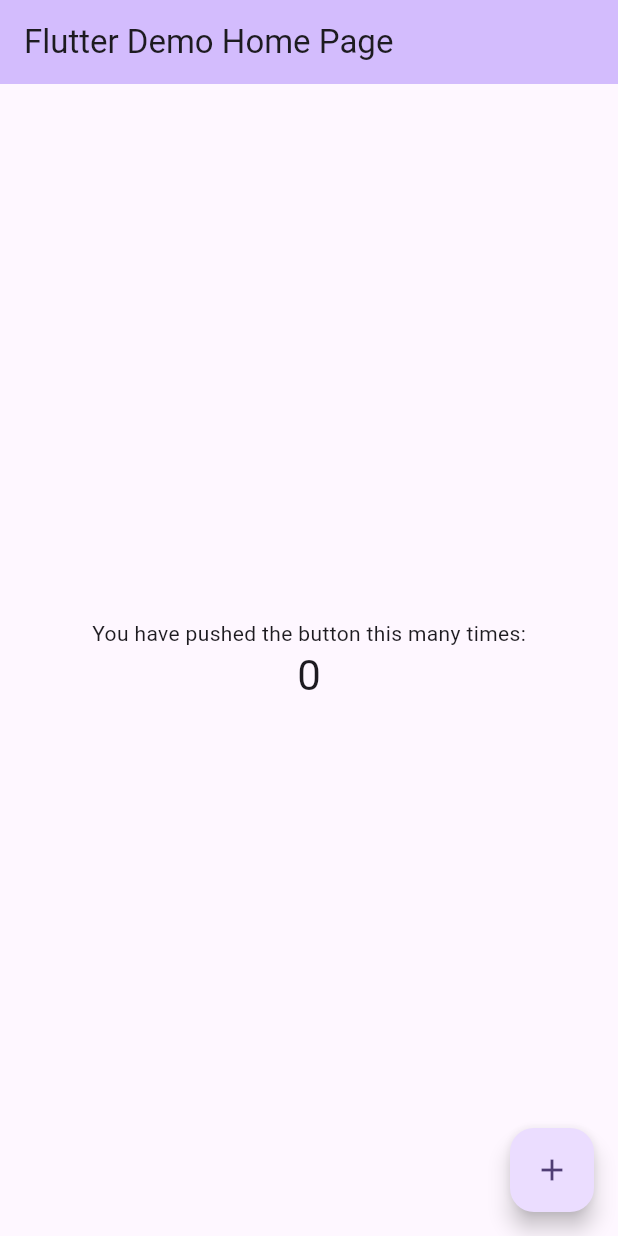
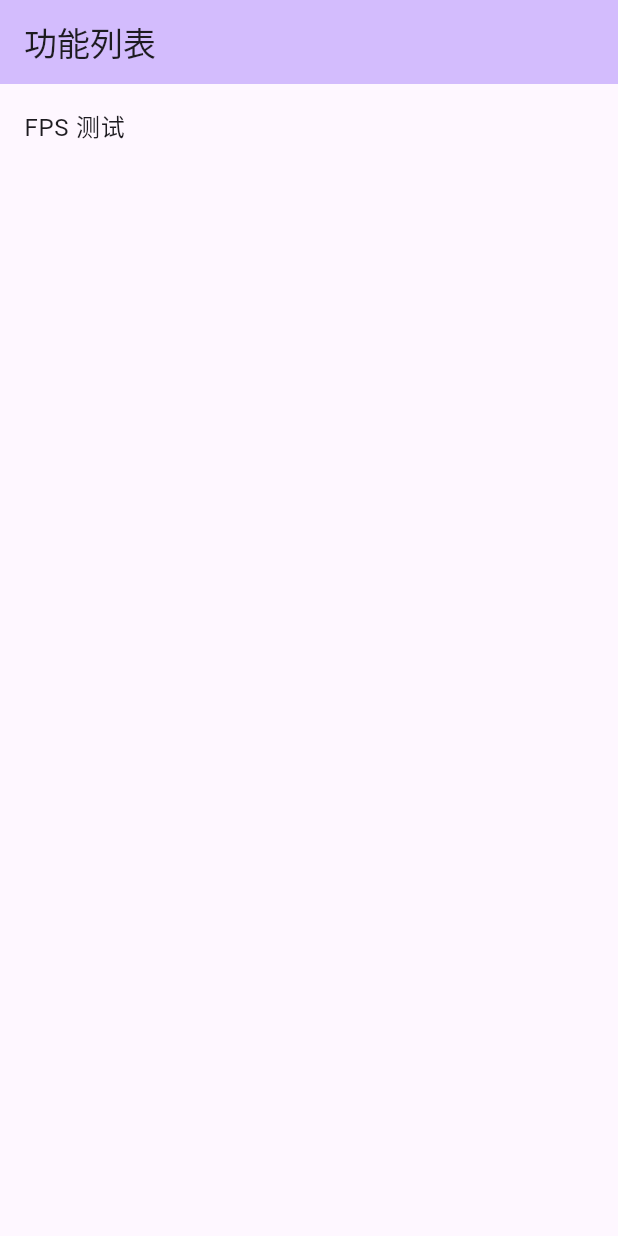
Before and after one commit to AoEiuV020/fps_test, a Flutter app: the screen it shows after launch, on a phone screen of 412 x 824 dp. Run offline on Flutter 3.47's test engine with Material 3 defaults, Android fonts, the phone set to English and light mode, and no system bars.

Commit message:
添加fps测试页面

```diff
--- a/lib/main.dart
+++ b/lib/main.dart
@@ -1,4 +1,5 @@
 import 'package:flutter/material.dart';
+import 'fps_test_view.dart';
 
 void main() {
   runApp(const MyApp());
@@ -7,119 +8,41 @@
 class MyApp extends StatelessWidget {
   const MyApp({super.key});
 
-  // This widget is the root of your application.
   @override
   Widget build(BuildContext context) {
     return MaterialApp(
       title: 'Flutter Demo',
       theme: ThemeData(
-        // This is the theme of your application.
-        //
-        // TRY THIS: Try running your application with "flutter run". You'll see
-        // the application has a purple toolbar. Then, without quitting the app,
-        // try changing the seedColor in the colorScheme below to Colors.green
-        // and then invoke "hot reload" (save your changes or press the "hot
-        // reload" button in a Flutter-supported IDE, or press "r" if you used
-        // the command line to start the app).
-        //
-        // Notice that the counter didn't reset back to zero; the application
-        // state is not lost during the reload. To reset the state, use hot
-        // restart instead.
-        //
-        // This works for code too, not just values: Most code changes can be
-        // tested with just a hot reload.
         colorScheme: ColorScheme.fromSeed(seedColor: Colors.deepPurple),
         useMaterial3: true,
       ),
-      home: const MyHomePage(title: 'Flutter Demo Home Page'),
+      routes: {
+        '/': (context) => const EntryPage(),
+        '/fps_test': (context) => const FpsTestView(),
+      },
     );
   }
 }
 
-class MyHomePage extends StatefulWidget {
-  const MyHomePage({super.key, required this.title});
-
-  // This widget is the home page of your application. It is stateful, meaning
-  // that it has a State object (defined below) that contains fields that affect
-  // how it looks.
-
-  // This class is the configuration for the state. It holds the values (in this
-  // case the title) provided by the parent (in this case the App widget) and
-  // used by the build method of the State. Fields in a Widget subclass are
-  // always marked "final".
-
-  final String title;
-
-  @override
-  State<MyHomePage> createState() => _MyHomePageState();
-}
-
-class _MyHomePageState extends State<MyHomePage> {
-  int _counter = 0;
-
-  void _incrementCounter() {
-    setState(() {
-      // This call to setState tells the Flutter framework that something has
-      // changed in this State, which causes it to rerun the build method below
-      // so that the display can reflect the updated values. If we changed
-      // _counter without calling setState(), then the build method would not be
-      // called again, and so nothing would appear to happen.
-      _counter++;
-    });
-  }
+class EntryPage extends StatelessWidget {
+  const EntryPage({super.key});
 
   @override
   Widget build(BuildContext context) {
-    // This method is rerun every time setState is called, for instance as done
-    // by the _incrementCounter method above.
-    //
-    // The Flutter framework has been optimized to make rerunning build methods
-    // fast, so that you can just rebuild anything that needs updating rather
-    // than having to individually change instances of widgets.
     return Scaffold(
       appBar: AppBar(
-        // TRY THIS: Try changing the color here to a specific color (to
-        // Colors.amber, perhaps?) and trigger a hot reload to see the AppBar
-        // change color while the other colors stay the same.
+        title: const Text('功能列表'),
         backgroundColor: Theme.of(context).colorScheme.inversePrimary,
-        // Here we take the value from the MyHomePage object that was created by
-        // the App.build method, and use it to set our appbar title.
-        title: Text(widget.title),
       ),
-      body: Center(
-        // Center is a layout widget. It takes a single child and positions it
-        // in the middle of the parent.
-        child: Column(
-          // Column is also a layout widget. It takes a list of children and
-          // arranges them vertically. By default, it sizes itself to fit its
-          // children horizontally, and tries to be as tall as its parent.
-          //
-          // Column has various properties to control how it sizes itself and
-          // how it positions its children. Here we use mainAxisAlignment to
-          // center the children vertically; the main axis here is the vertical
-          // axis because Columns are vertical (the cross axis would be
-          // horizontal).
-          //
-          // TRY THIS: Invoke "debug painting" (choose the "Toggle Debug Paint"
-          // action in the IDE, or press "p" in the console), to see the
-          // wireframe for each widget.
-          mainAxisAlignment: MainAxisAlignment.center,
-          children: <Widget>[
-            const Text(
-              'You have pushed the button this many times:',
-            ),
-            Text(
-              '$_counter',
-              style: Theme.of(context).textTheme.headlineMedium,
-            ),
-          ],
-        ),
+      body: ListView(
+        children: [
+          ListTile(
+            title: const Text('FPS 测试'),
+            onTap: () => Navigator.pushNamed(context, '/fps_test'),
+          ),
+          // 这里可以继续添加其他功能入口
+        ],
       ),
-      floatingActionButton: FloatingActionButton(
-        onPressed: _incrementCounter,
-        tooltip: 'Increment',
-        child: const Icon(Icons.add),
-      ), // This trailing comma makes auto-formatting nicer for build methods.
     );
   }
 }
```
Also changed, not shown: lib/fps_test_view.dart (added, +137 -0 lines).
